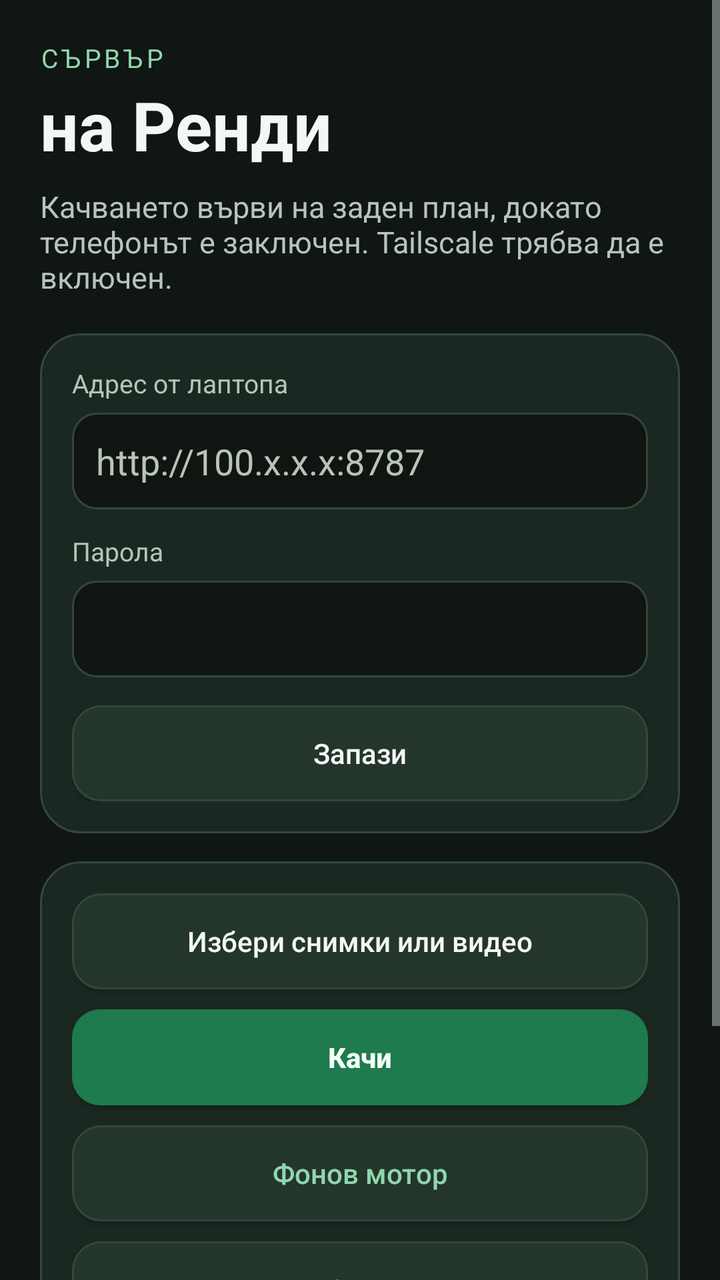
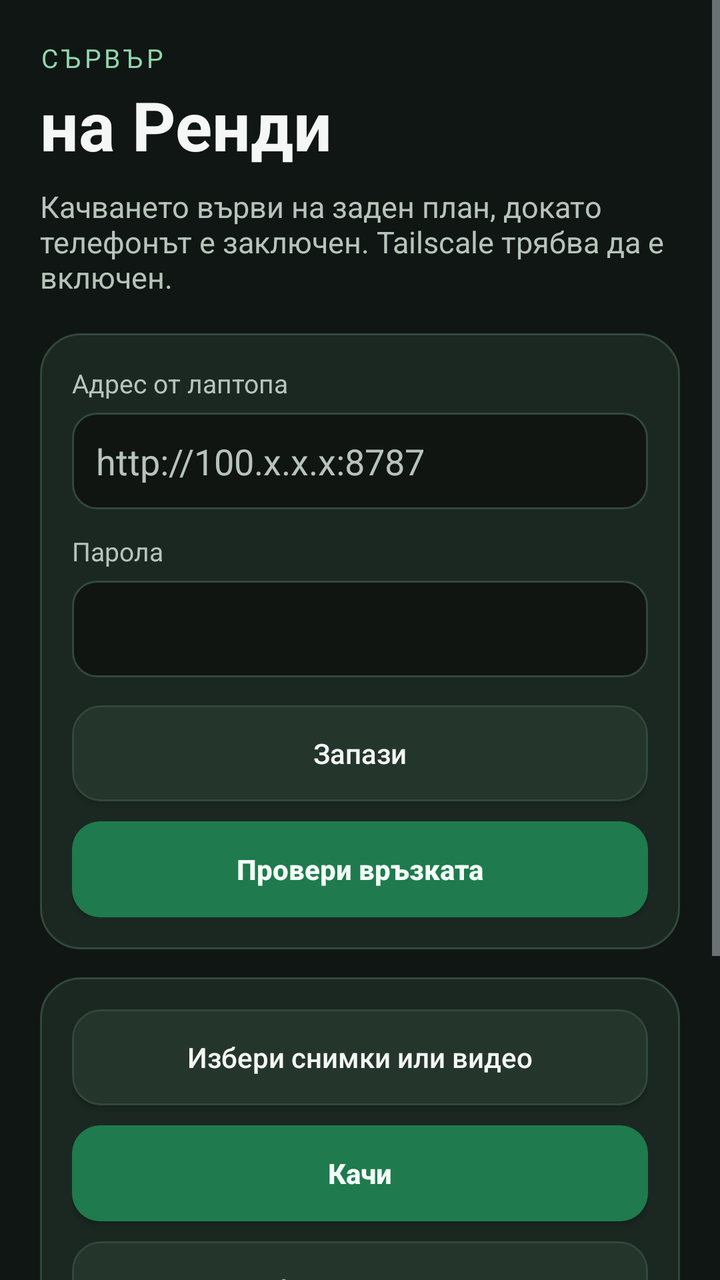

Before-and-after screenshots of an Android layout around one commit, followed by the original layout XML and the change that was made.
<!-- AndroidManifest.xml: application theme Rendi -->
<!-- res/layout/activity_main.xml -->
<?xml version="1.0" encoding="utf-8"?>
<ScrollView xmlns:android="http://schemas.android.com/apk/res/android"
    android:layout_width="match_parent"
    android:layout_height="match_parent"
    android:background="@color/bg"
    android:fillViewport="true">

    <LinearLayout
        android:layout_width="match_parent"
        android:layout_height="wrap_content"
        android:orientation="vertical"
        android:padding="20dp">

        <TextView
            android:layout_width="match_parent"
            android:layout_height="wrap_content"
            android:letterSpacing="0.12"
            android:text="@string/eyebrow"
            android:textAllCaps="true"
            android:textColor="@color/accent"
            android:textSize="13sp" />

        <TextView
            android:layout_width="match_parent"
            android:layout_height="wrap_content"
            android:paddingTop="2dp"
            android:paddingBottom="8dp"
            android:text="@string/title"
            android:textColor="@color/text"
            android:textSize="34sp"
            android:textStyle="bold" />

        <TextView
            android:layout_width="match_parent"
            android:layout_height="wrap_content"
            android:paddingBottom="18dp"
            android:text="@string/intro"
            android:textColor="@color/muted"
            android:textSize="15sp" />

        <LinearLayout
            android:layout_width="match_parent"
            android:layout_height="wrap_content"
            android:background="@drawable/card"
            android:orientation="vertical"
            android:padding="16dp">

            <TextView
                android:layout_width="match_parent"
                android:layout_height="wrap_content"
                android:text="@string/address_label"
                android:textColor="@color/muted"
                android:textSize="13sp" />

            <EditText
                android:id="@+id/address"
                android:layout_width="match_parent"
                android:layout_height="wrap_content"
                android:layout_marginTop="6dp"
                android:background="@drawable/field"
                android:hint="http://100.x.x.x:8787"
                android:importantForAutofill="no"
                android:inputType="textUri"
                android:minHeight="48dp"
                android:padding="12dp"
                android:textColor="@color/text"
                android:textColorHint="@color/muted" />

            <TextView
                android:layout_width="match_parent"
                android:layout_height="wrap_content"
                android:paddingTop="12dp"
                android:text="@string/password_label"
                android:textColor="@color/muted"
                android:textSize="13sp" />

            <EditText
                android:id="@+id/password"
                android:layout_width="match_parent"
                android:layout_height="wrap_content"
                android:layout_marginTop="6dp"
                android:background="@drawable/field"
                android:inputType="textPassword"
                android:minHeight="48dp"
                android:padding="12dp"
                android:textColor="@color/text"
                android:textColorHint="@color/muted" />

            <Button
                android:id="@+id/save"
                android:layout_width="match_parent"
                android:layout_height="wrap_content"
                android:layout_marginTop="14dp"
                android:background="@drawable/button_ghost"
                android:text="@string/save"
                android:textAllCaps="false"
                android:textColor="@color/text" />
        </LinearLayout>

        <LinearLayout
            android:layout_width="match_parent"
            android:layout_height="wrap_content"
            android:layout_marginTop="14dp"
            android:background="@drawable/card"
            android:orientation="vertical"
            android:padding="16dp">

            <Button
                android:id="@+id/pick"
                android:layout_width="match_parent"
                android:layout_height="wrap_content"
                android:background="@drawable/button_ghost"
                android:text="@string/pick"
                android:textAllCaps="false"
                android:textColor="@color/text" />

            <Button
                android:id="@+id/upload"
                android:layout_width="match_parent"
                android:layout_height="wrap_content"
                android:layout_marginTop="10dp"
                android:background="@drawable/button_primary"
                android:text="@string/upload"
                android:textAllCaps="false"
                android:textColor="@color/button_text"
                android:textStyle="bold" />

            <Button
                android:id="@+id/background"
                android:layout_width="match_parent"
                android:layout_height="wrap_content"
                android:layout_marginTop="10dp"
                android:background="@drawable/button_ghost"
                android:text="@string/background"
                android:textAllCaps="false"
                android:textColor="@color/accent" />

            <Button
                android:id="@+id/stop"
                android:layout_width="match_parent"
                android:layout_height="wrap_content"
                android:layout_marginTop="10dp"
                android:background="@drawable/button_ghost"
                android:text="@string/stop"
                android:textAllCaps="false"
                android:textColor="@color/text" />
        </LinearLayout>

        <LinearLayout
            android:layout_width="match_parent"
            android:layout_height="wrap_content"
            android:layout_marginTop="14dp"
            android:background="@drawable/card"
            android:orientation="vertical"
            android:padding="16dp">

            <TextView
                android:layout_width="match_parent"
                android:layout_height="wrap_content"
                android:text="@string/status_label"
                android:textColor="@color/muted"
                android:textSize="13sp" />

            <TextView
                android:id="@+id/status"
                android:layout_width="match_parent"
                android:layout_height="wrap_content"
                android:paddingTop="6dp"
                android:text="@string/waiting"
                android:textColor="@color/text"
                android:textSize="18sp" />
        </LinearLayout>
    </LinearLayout>
</ScrollView>
<!-- resources referenced by this layout -->
<resources>
  <color name="accent">#8FD6AD</color>
  <color name="bg">#101613</color>
  <color name="button_text">#F4FFF8</color>
  <color name="muted">#B7C4BB</color>
  <color name="text">#F4F7F5</color>
  <!-- drawable button_ghost (drawable) -->
  <?xml version="1.0" encoding="utf-8"?>
  <shape xmlns:android="http://schemas.android.com/apk/res/android" android:shape="rectangle">
      <solid android:color="@color/ghost" />
      <corners android:radius="14dp" />
      <stroke android:width="1dp" android:color="@color/line" />
  </shape>
  <!-- drawable button_primary (drawable) -->
  <?xml version="1.0" encoding="utf-8"?>
  <shape xmlns:android="http://schemas.android.com/apk/res/android" android:shape="rectangle">
      <solid android:color="@color/button" />
      <corners android:radius="14dp" />
  </shape>
  <!-- drawable card (drawable) -->
  <?xml version="1.0" encoding="utf-8"?>
  <shape xmlns:android="http://schemas.android.com/apk/res/android" android:shape="rectangle">
      <solid android:color="@color/card" />
      <corners android:radius="20dp" />
      <stroke android:width="1dp" android:color="@color/line" />
  </shape>
  <!-- drawable field (drawable) -->
  <?xml version="1.0" encoding="utf-8"?>
  <shape xmlns:android="http://schemas.android.com/apk/res/android" android:shape="rectangle">
      <solid android:color="#101512" />
      <corners android:radius="12dp" />
      <stroke android:width="1dp" android:color="@color/line" />
  </shape>
  <string name="address_label">Адрес от лаптопа</string>
  <string name="background">Фонов мотор</string>
  <string name="eyebrow">Сървър</string>
  <string name="intro">Качването върви на заден план, докато телефонът е заключен. Tailscale трябва да е включен.</string>
  <string name="password_label">Парола</string>
  <string name="pick">Избери снимки или видео</string>
  <string name="save">Запази</string>
  <string name="status_label">Състояние</string>
  <string name="stop">Спри</string>
  <string name="title">на Ренди</string>
  <string name="upload">Качи</string>
  <string name="waiting">Чака</string>
  <style name="Rendi" parent="@android:style/Theme.DeviceDefault.NoActionBar">
          <item name="android:windowBackground">@color/bg</item>
          <item name="android:statusBarColor">@color/bg</item>
          <item name="android:navigationBarColor">@color/bg</item>
          <item name="android:textColor">@color/text</item>
          <item name="android:textColorHint">@color/muted</item>
      </style>
  <color name="ghost">#24352C</color>
  <color name="line">#31483C</color>
  <color name="button">#1F7A4D</color>
  <color name="card">#1B2822</color>
</resources>

<!-- the commit's change to res/layout/activity_main.xml (unified diff, before → after) -->
@@ -95,6 +95,17 @@
                 android:text="@string/save"
                 android:textAllCaps="false"
                 android:textColor="@color/text" />
+
+            <Button
+                android:id="@+id/check"
+                android:layout_width="match_parent"
+                android:layout_height="wrap_content"
+                android:layout_marginTop="10dp"
+                android:background="@drawable/button_primary"
+                android:text="@string/check"
+                android:textAllCaps="false"
+                android:textColor="@color/button_text"
+                android:textStyle="bold" />
         </LinearLayout>
 
         <LinearLayout
<!-- resource entries referenced after the edit -->
@@ -34,6 +34,7 @@
   </shape>
   <string name="address_label">Адрес от лаптопа</string>
   <string name="background">Фонов мотор</string>
+  <string name="check">Провери връзката</string>
   <string name="eyebrow">Сървър</string>
   <string name="intro">Качването върви на заден план, докато телефонът е заключен. Tailscale трябва да е включен.</string>
   <string name="password_label">Парола</string>
